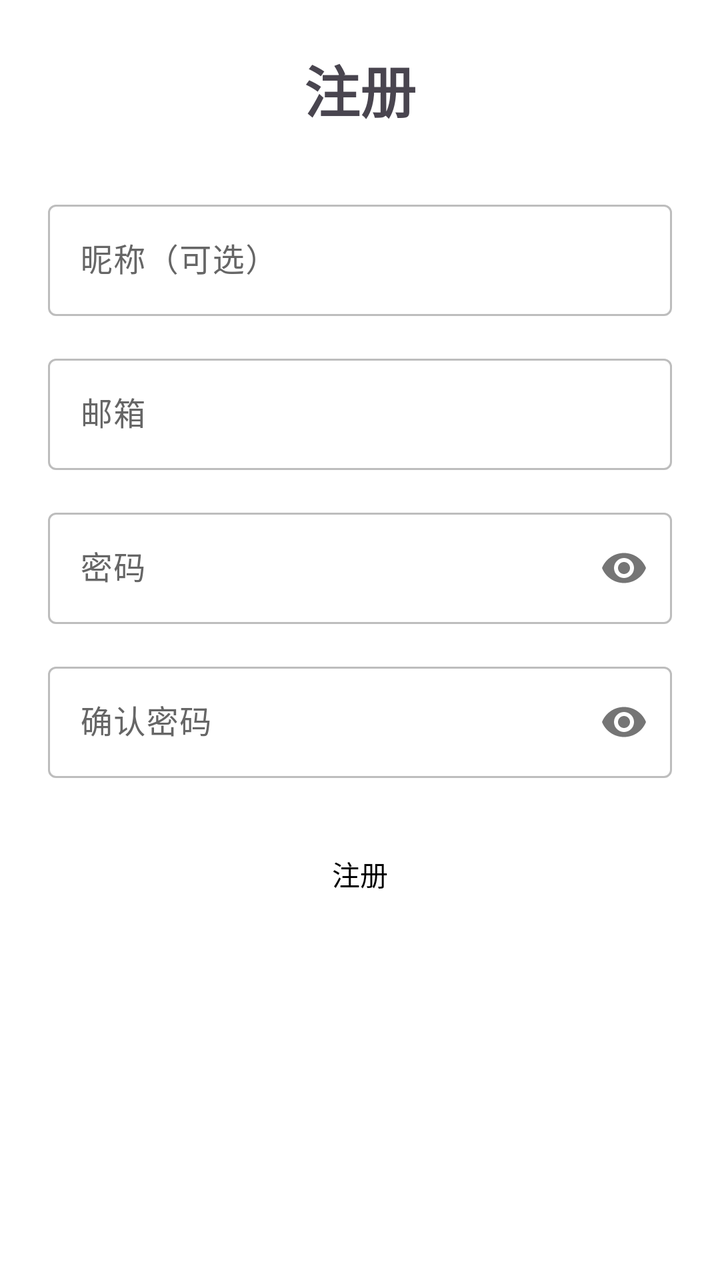
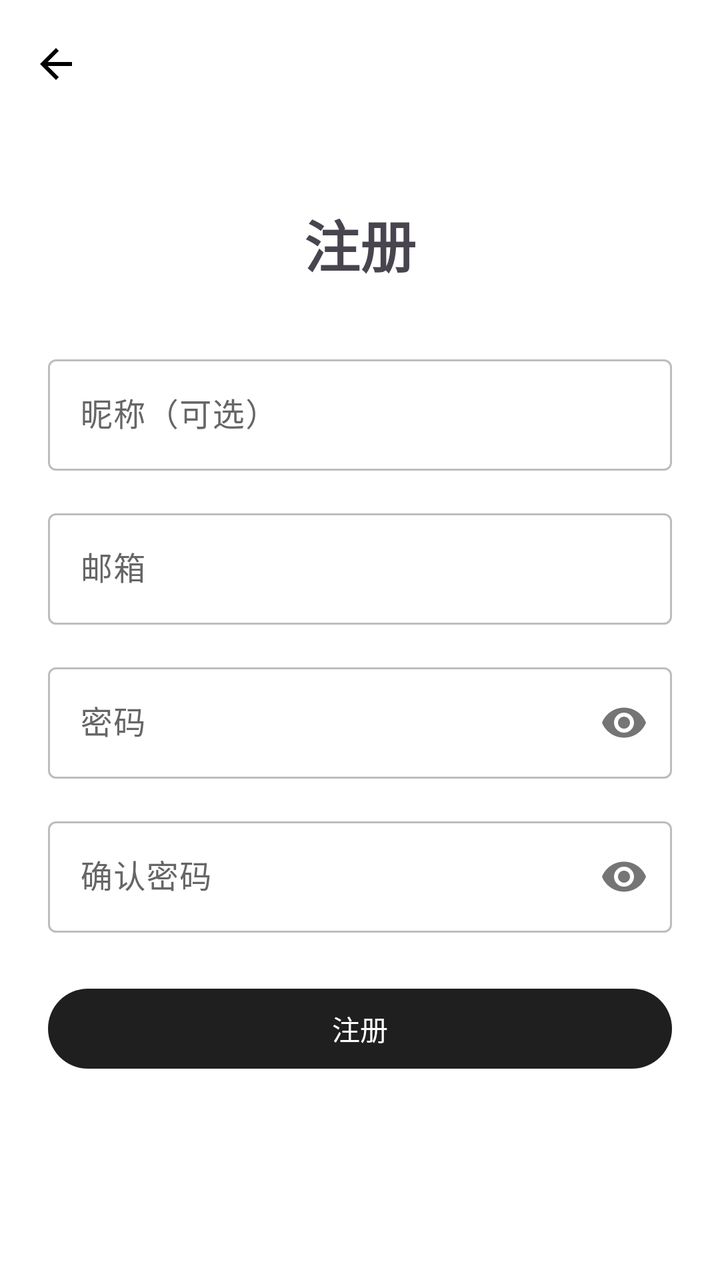

Before-and-after screenshots of an Android layout around one commit, followed by the original layout XML and the change that was made.
<!-- AndroidManifest.xml: application theme Theme.HtmlActivity -->
<!-- res/layout/fragment_register.xml -->
<?xml version="1.0" encoding="utf-8"?>
<ScrollView xmlns:android="http://schemas.android.com/apk/res/android"
    xmlns:app="http://schemas.android.com/apk/res-auto"
    android:layout_width="match_parent"
    android:layout_height="match_parent"
    android:fillViewport="true">

    <LinearLayout
        android:layout_width="match_parent"
        android:layout_height="wrap_content"
        android:orientation="vertical"
        android:padding="24dp"
        android:layout_gravity="center_vertical">

        <TextView
            android:layout_width="wrap_content"
            android:layout_height="wrap_content"
            android:text="注册"
            android:textSize="28sp"
            android:textStyle="bold"
            android:layout_gravity="center_horizontal"
            android:layout_marginBottom="32dp" />

        <com.google.android.material.textfield.TextInputLayout
            android:layout_width="match_parent"
            android:layout_height="wrap_content"
            android:layout_marginBottom="16dp"
            android:hint="昵称（可选）">

            <com.google.android.material.textfield.TextInputEditText
                android:id="@+id/etName"
                android:layout_width="match_parent"
                android:layout_height="wrap_content"
                android:inputType="text" />
        </com.google.android.material.textfield.TextInputLayout>

        <com.google.android.material.textfield.TextInputLayout
            android:layout_width="match_parent"
            android:layout_height="wrap_content"
            android:layout_marginBottom="16dp"
            android:hint="邮箱">

            <com.google.android.material.textfield.TextInputEditText
                android:id="@+id/etEmail"
                android:layout_width="match_parent"
                android:layout_height="wrap_content"
                android:inputType="textEmailAddress" />
        </com.google.android.material.textfield.TextInputLayout>

        <com.google.android.material.textfield.TextInputLayout
            android:layout_width="match_parent"
            android:layout_height="wrap_content"
            android:layout_marginBottom="16dp"
            app:passwordToggleEnabled="true"
            android:hint="密码">

            <com.google.android.material.textfield.TextInputEditText
                android:id="@+id/etPassword"
                android:layout_width="match_parent"
                android:layout_height="wrap_content"
                android:inputType="textPassword" />
        </com.google.android.material.textfield.TextInputLayout>

        <com.google.android.material.textfield.TextInputLayout
            android:layout_width="match_parent"
            android:layout_height="wrap_content"
            android:layout_marginBottom="16dp"
            app:passwordToggleEnabled="true"
            android:hint="确认密码">

            <com.google.android.material.textfield.TextInputEditText
                android:id="@+id/etConfirm"
                android:layout_width="match_parent"
                android:layout_height="wrap_content"
                android:inputType="textPassword" />
        </com.google.android.material.textfield.TextInputLayout>

        <TextView
            android:id="@+id/tvError"
            android:layout_width="match_parent"
            android:layout_height="wrap_content"
            android:textColor="@android:color/holo_red_dark"
            android:layout_marginBottom="8dp"
            android:visibility="gone" />

        <ProgressBar
            android:id="@+id/progressBar"
            android:layout_width="wrap_content"
            android:layout_height="wrap_content"
            android:layout_gravity="center_horizontal"
            android:visibility="gone" />

        <Button
            android:id="@+id/btnRegister"
            android:layout_width="match_parent"
            android:layout_height="wrap_content"
            android:layout_marginTop="8dp"
            android:text="注册" />

    </LinearLayout>
</ScrollView>
<!-- resources referenced by this layout -->
<resources>
  <style name="Theme.HtmlActivity" parent="Base.Theme.HtmlActivity" />
  <style name="Base.Theme.HtmlActivity" parent="Theme.Material3.DayNight.NoActionBar">
          <item name="colorPrimary">@color/primary</item>
          <item name="colorOnPrimary">@color/on_primary</item>
          <item name="colorPrimaryContainer">@color/primary_container</item>
          <item name="colorOnPrimaryContainer">@color/on_primary_container</item>
          <item name="colorSecondary">@color/primary</item>
          <item name="colorOnSecondary">@color/on_primary</item>
          <item name="colorSecondaryContainer">@color/primary_container</item>
          <item name="colorOnSecondaryContainer">@color/on_primary_container</item>
          <item name="colorTertiary">@color/primary</item>
          <item name="colorOnTertiary">@color/on_primary</item>
          <item name="colorSurface">@color/surface</item>
          <item name="colorOnSurface">@color/on_surface</item>
          <item name="android:colorBackground">@color/surface</item>
          <item name="colorOnBackground">@color/on_surface</item>
          <item name="colorSurfaceVariant">@color/surface_variant</item>
          <item name="colorOnSurfaceVariant">@color/on_surface_variant</item>
          <item name="colorOutline">@color/outline</item>
          <item name="colorControlNormal">@color/on_surface_variant</item>
          <item name="colorControlActivated">@color/text_primary</item>
          <item name="android:statusBarColor">@color/surface</item>
          <item name="android:navigationBarColor">@color/surface</item>
          <item name="android:windowLightStatusBar">true</item>
      </style>
  <color name="primary">#FFFFFFFF</color>
  <color name="on_primary">#FF000000</color>
  <color name="primary_container">#FFF5F5F5</color>
  <color name="on_primary_container">#FF000000</color>
  <color name="surface">#FFFFFFFF</color>
  <color name="on_surface">#FF000000</color>
  <color name="surface_variant">#FFF5F5F5</color>
  <color name="on_surface_variant">#FF666666</color>
  <color name="outline">#FFBDBDBD</color>
  <color name="text_primary">#FF000000</color>
</resources>

<!-- the commit's change to res/layout/fragment_register.xml (unified diff, before → after) -->
@@ -1,101 +1,121 @@
 <?xml version="1.0" encoding="utf-8"?>
-<ScrollView xmlns:android="http://schemas.android.com/apk/res/android"
+<LinearLayout xmlns:android="http://schemas.android.com/apk/res/android"
     xmlns:app="http://schemas.android.com/apk/res-auto"
     android:layout_width="match_parent"
     android:layout_height="match_parent"
-    android:fillViewport="true">
+    android:orientation="vertical">
 
-    <LinearLayout
+    <com.google.android.material.appbar.MaterialToolbar
+        android:id="@+id/toolbarRegister"
+        style="@style/Widget.Material3.Toolbar.Surface"
         android:layout_width="match_parent"
-        android:layout_height="wrap_content"
-        android:orientation="vertical"
-        android:padding="24dp"
-        android:layout_gravity="center_vertical">
+        android:layout_height="?attr/actionBarSize"
+        android:background="@color/surface"
+        app:navigationIcon="@drawable/ic_arrow_back"
+        app:navigationContentDescription="返回"
+        app:navigationIconTint="@color/on_surface" />
 
-        <TextView
-            android:layout_width="wrap_content"
-            android:layout_height="wrap_content"
-            android:text="注册"
-            android:textSize="28sp"
-            android:textStyle="bold"
-            android:layout_gravity="center_horizontal"
-            android:layout_marginBottom="32dp" />
+    <ScrollView
+        android:layout_width="match_parent"
+        android:layout_height="0dp"
+        android:layout_weight="1"
+        android:fillViewport="true">
 
-        <com.google.android.material.textfield.TextInputLayout
+        <LinearLayout
             android:layout_width="match_parent"
             android:layout_height="wrap_content"
-            android:layout_marginBottom="16dp"
-            android:hint="昵称（可选）">
+            android:orientation="vertical"
+            android:paddingStart="24dp"
+            android:paddingEnd="24dp"
+            android:paddingTop="24dp"
+            android:paddingBottom="88dp"
+            android:gravity="center_vertical">
 
-            <com.google.android.material.textfield.TextInputEditText
-                android:id="@+id/etName"
+            <TextView
+                android:layout_width="wrap_content"
+                android:layout_height="wrap_content"
+                android:text="注册"
+                android:textSize="28sp"
+                android:textStyle="bold"
+                android:layout_gravity="center_horizontal"
+                android:layout_marginBottom="32dp" />
+
+            <com.google.android.material.textfield.TextInputLayout
                 android:layout_width="match_parent"
                 android:layout_height="wrap_content"
-                android:inputType="text" />
-        </com.google.android.material.textfield.TextInputLayout>
+                android:layout_marginBottom="16dp"
+                android:hint="昵称（可选）">
 
-        <com.google.android.material.textfield.TextInputLayout
-            android:layout_width="match_parent"
-            android:layout_height="wrap_content"
-            android:layout_marginBottom="16dp"
-            android:hint="邮箱">
+                <com.google.android.material.textfield.TextInputEditText
+                    android:id="@+id/etName"
+                    android:layout_width="match_parent"
+                    android:layout_height="wrap_content"
+                    android:inputType="text" />
+            </com.google.android.material.textfield.TextInputLayout>
 
-            <com.google.android.material.textfield.TextInputEditText
-                android:id="@+id/etEmail"
+            <com.google.android.material.textfield.TextInputLayout
                 android:layout_width="match_parent"
                 android:layout_height="wrap_content"
-                android:inputType="textEmailAddress" />
-        </com.google.android.material.textfield.TextInputLayout>
+                android:layout_marginBottom="16dp"
+                android:hint="邮箱">
 
-        <com.google.android.material.textfield.TextInputLayout
-            android:layout_width="match_parent"
-            android:layout_height="wrap_content"
-            android:layout_marginBottom="16dp"
-            app:passwordToggleEnabled="true"
-            android:hint="密码">
+                <com.google.android.material.textfield.TextInputEditText
+                    android:id="@+id/etEmail"
+                    android:layout_width="match_parent"
+                    android:layout_height="wrap_content"
+                    android:inputType="textEmailAddress" />
+            </com.google.android.material.textfield.TextInputLayout>
 
-            <com.google.android.material.textfield.TextInputEditText
-                android:id="@+id/etPassword"
+            <com.google.android.material.textfield.TextInputLayout
                 android:layout_width="match_parent"
                 android:layout_height="wrap_content"
-                android:inputType="textPassword" />
-        </com.google.android.material.textfield.TextInputLayout>
+                android:layout_marginBottom="16dp"
+                app:passwordToggleEnabled="true"
+                android:hint="密码">
 
-        <com.google.android.material.textfield.TextInputLayout
-            android:layout_width="match_parent"
-            android:layout_height="wrap_content"
-            android:layout_marginBottom="16dp"
-            app:passwordToggleEnabled="true"
-            android:hint="确认密码">
+                <com.google.android.material.textfield.TextInputEditText
+                    android:id="@+id/etPassword"
+                    android:layout_width="match_parent"
+                    android:layout_height="wrap_content"
+                    android:inputType="textPassword" />
+            </com.google.android.material.textfield.TextInputLayout>
 
-            <com.google.android.material.textfield.TextInputEditText
-                android:id="@+id/etConfirm"
+            <com.google.android.material.textfield.TextInputLayout
                 android:layout_width="match_parent"
                 android:layout_height="wrap_content"
-                android:inputType="textPassword" />
-        </com.google.android.material.textfield.TextInputLayout>
+                android:layout_marginBottom="16dp"
+                app:passwordToggleEnabled="true"
+                android:hint="确认密码">
 
-        <TextView
-            android:id="@+id/tvError"
-            android:layout_width="match_parent"
-            android:layout_height="wrap_content"
-            android:textColor="@android:color/holo_red_dark"
-            android:layout_marginBottom="8dp"
-            android:visibility="gone" />
+                <com.google.android.material.textfield.TextInputEditText
+                    android:id="@+id/etConfirm"
+                    android:layout_width="match_parent"
+                    android:layout_height="wrap_content"
+                    android:inputType="textPassword" />
+            </com.google.android.material.textfield.TextInputLayout>
 
-        <ProgressBar
-            android:id="@+id/progressBar"
-            android:layout_width="wrap_content"
-            android:layout_height="wrap_content"
-            android:layout_gravity="center_horizontal"
-            android:visibility="gone" />
+            <TextView
+                android:id="@+id/tvError"
+                android:layout_width="match_parent"
+                android:layout_height="wrap_content"
+                android:textColor="@android:color/holo_red_dark"
+                android:layout_marginBottom="8dp"
+                android:visibility="gone" />
 
-        <Button
-            android:id="@+id/btnRegister"
-            android:layout_width="match_parent"
-            android:layout_height="wrap_content"
-            android:layout_marginTop="8dp"
-            android:text="注册" />
+            <ProgressBar
+                android:id="@+id/progressBar"
+                android:layout_width="wrap_content"
+                android:layout_height="wrap_content"
+                android:layout_gravity="center_horizontal"
+                android:visibility="gone" />
 
-    </LinearLayout>
-</ScrollView>
+            <Button
+                android:id="@+id/btnRegister"
+                android:layout_width="match_parent"
+                android:layout_height="wrap_content"
+                android:layout_marginTop="8dp"
+                android:text="注册" />
+
+        </LinearLayout>
+    </ScrollView>
+</LinearLayout>
<!-- resource entries referenced after the edit -->
@@ -21,15 +21,27 @@
           <item name="colorOutline">@color/outline</item>
           <item name="colorControlNormal">@color/on_surface_variant</item>
           <item name="colorControlActivated">@color/text_primary</item>
+          <item name="colorPrimaryDark">@color/surface</item>
           <item name="android:statusBarColor">@color/surface</item>
           <item name="android:navigationBarColor">@color/surface</item>
           <item name="android:windowLightStatusBar">true</item>
       </style>
-  <color name="primary">#FFFFFFFF</color>
-  <color name="on_primary">#FF000000</color>
+  <color name="primary">#FF1F1F1F</color>
+  <color name="on_primary">#FFFFFFFF</color>
   <color name="primary_container">#FFF5F5F5</color>
   <color name="on_primary_container">#FF000000</color>
   <color name="surface">#FFFFFFFF</color>
+  <!-- drawable ic_arrow_back (drawable) -->
+  <?xml version="1.0" encoding="utf-8"?>
+  <vector xmlns:android="http://schemas.android.com/apk/res/android"
+      android:width="24dp"
+      android:height="24dp"
+      android:viewportWidth="24"
+      android:viewportHeight="24">
+      <path
+          android:fillColor="@color/on_surface"
+          android:pathData="M20,11H7.83l5.59,-5.59L12,4l-8,8 8,8 1.41,-1.41L7.83,13H20v-2z" />
+  </vector>
   <color name="on_surface">#FF000000</color>
   <color name="surface_variant">#FFF5F5F5</color>
   <color name="on_surface_variant">#FF666666</color>
